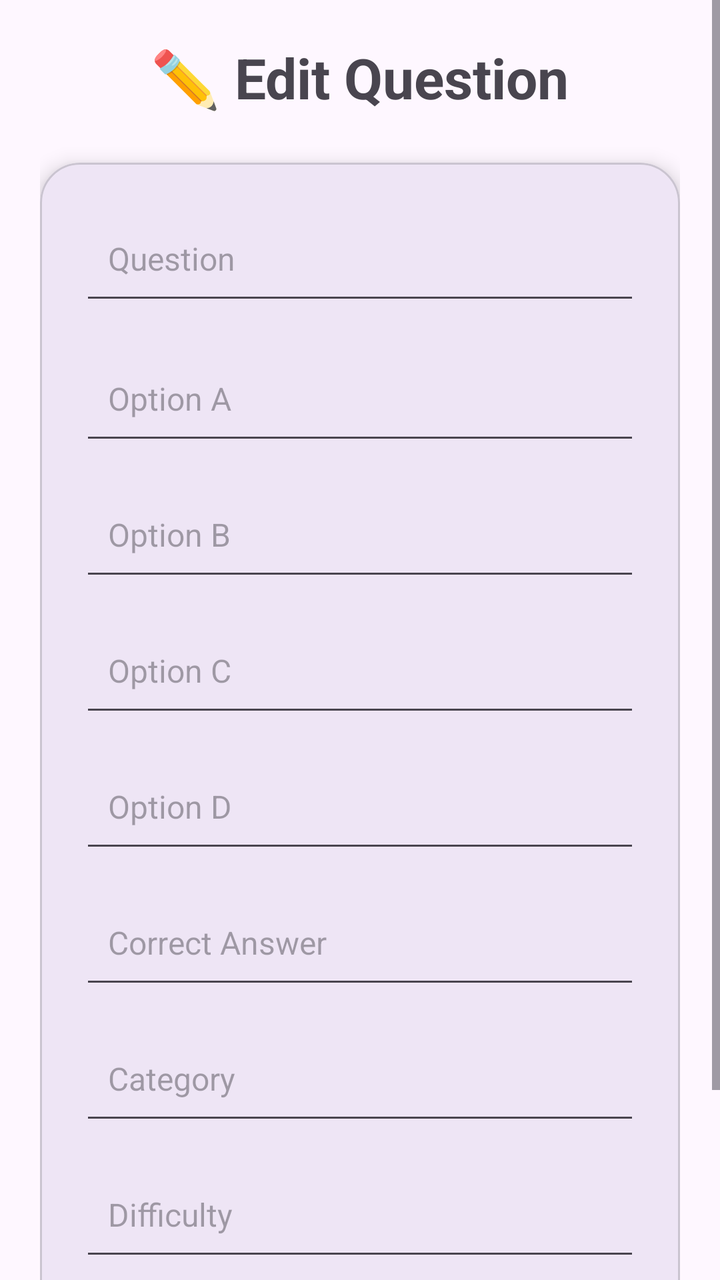
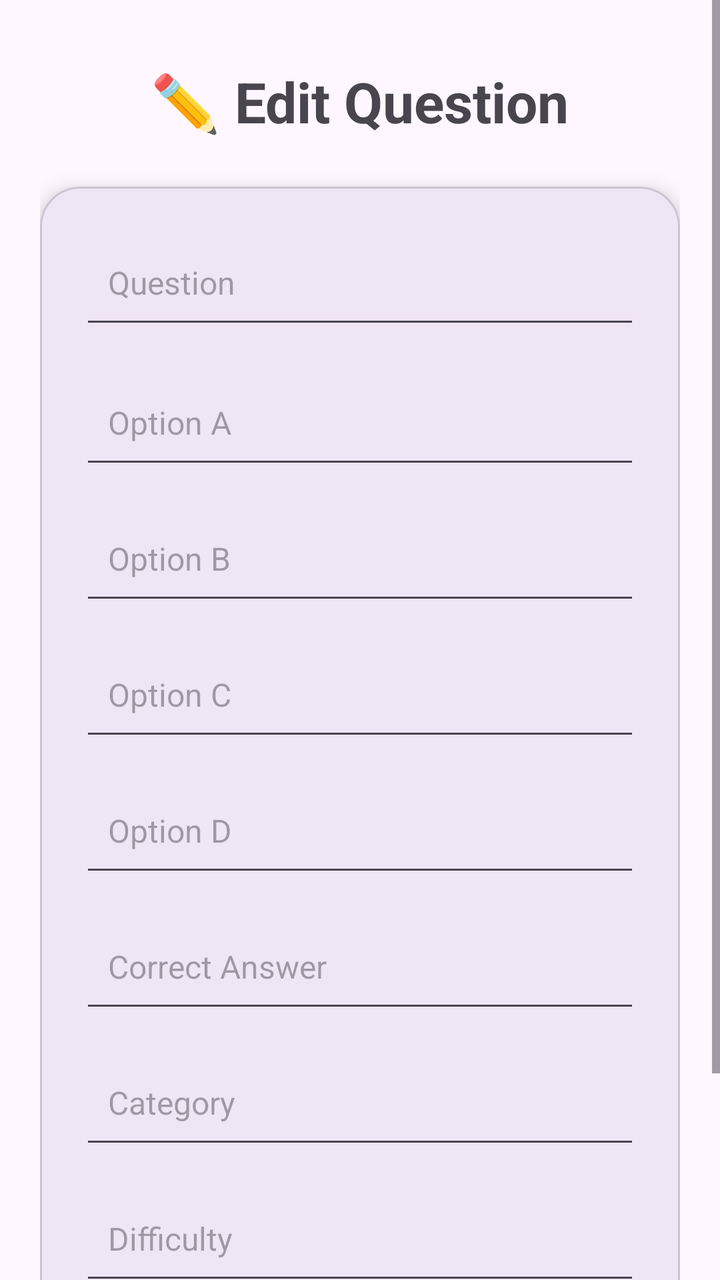

Screens rendered from an Android XML layout before and after an edit, with the pre-edit source and the edit as a unified diff.
<!-- AndroidManifest.xml: application theme Theme.OstaniBeden -->
<!-- res/layout/activity_edit_question.xml -->
<?xml version="1.0" encoding="utf-8"?>
<ScrollView
    xmlns:android="http://schemas.android.com/apk/res/android"
    xmlns:app="http://schemas.android.com/apk/res-auto"
    android:layout_width="match_parent"
    android:layout_height="match_parent"
    android:fillViewport="true">

    <LinearLayout
        android:layout_width="match_parent"
        android:layout_height="wrap_content"
        android:orientation="vertical"
        android:padding="20dp">

        <TextView
            android:layout_width="wrap_content"
            android:layout_height="wrap_content"
            android:text="✏️ Edit Question"
            android:textSize="28sp"
            android:textStyle="bold"
            android:layout_gravity="center"
            android:layout_marginBottom="24dp"/>

        <com.google.android.material.card.MaterialCardView
            android:layout_width="match_parent"
            android:layout_height="wrap_content"
            app:cardCornerRadius="20dp"
            app:cardElevation="6dp">

            <LinearLayout
                android:layout_width="match_parent"
                android:layout_height="wrap_content"
                android:orientation="vertical"
                android:padding="20dp">

                <EditText
                    android:id="@+id/etEditQuestion"
                    android:layout_width="match_parent"
                    android:layout_height="wrap_content"
                    android:hint="Question"
                    android:minHeight="56dp"
                    android:padding="14dp"
                    android:textSize="16sp"
                    android:layout_marginBottom="14dp"/>

                <EditText
                    android:id="@+id/etEditOptionA"
                    android:layout_width="match_parent"
                    android:layout_height="wrap_content"
                    android:hint="Option A"
                    android:minHeight="56dp"
                    android:padding="14dp"
                    android:textSize="16sp"
                    android:layout_marginBottom="12dp"/>

                <EditText
                    android:id="@+id/etEditOptionB"
                    android:layout_width="match_parent"
                    android:layout_height="wrap_content"
                    android:hint="Option B"
                    android:minHeight="56dp"
                    android:padding="14dp"
                    android:textSize="16sp"
                    android:layout_marginBottom="12dp"/>

                <EditText
                    android:id="@+id/etEditOptionC"
                    android:layout_width="match_parent"
                    android:layout_height="wrap_content"
                    android:hint="Option C"
                    android:minHeight="56dp"
                    android:padding="14dp"
                    android:textSize="16sp"
                    android:layout_marginBottom="12dp"/>

                <EditText
                    android:id="@+id/etEditOptionD"
                    android:layout_width="match_parent"
                    android:layout_height="wrap_content"
                    android:hint="Option D"
                    android:minHeight="56dp"
                    android:padding="14dp"
                    android:textSize="16sp"
                    android:layout_marginBottom="12dp"/>

                <EditText
                    android:id="@+id/etEditCorrectAnswer"
                    android:layout_width="match_parent"
                    android:layout_height="wrap_content"
                    android:hint="Correct Answer"
                    android:minHeight="56dp"
                    android:padding="14dp"
                    android:textSize="16sp"
                    android:layout_marginBottom="12dp"/>

                <EditText
                    android:id="@+id/etEditCategory"
                    android:layout_width="match_parent"
                    android:layout_height="wrap_content"
                    android:hint="Category"
                    android:minHeight="56dp"
                    android:padding="14dp"
                    android:textSize="16sp"
                    android:layout_marginBottom="12dp"/>

                <EditText
                    android:id="@+id/etEditDifficulty"
                    android:layout_width="match_parent"
                    android:layout_height="wrap_content"
                    android:hint="Difficulty"
                    android:minHeight="56dp"
                    android:padding="14dp"
                    android:textSize="16sp"
                    android:layout_marginBottom="20dp"/>

                <Button
                    android:id="@+id/btnSaveChanges"
                    android:layout_width="match_parent"
                    android:layout_height="56dp"
                    android:text="💾 SAVE CHANGES"
                    android:textSize="16sp"
                    android:textStyle="bold"/>

            </LinearLayout>

        </com.google.android.material.card.MaterialCardView>

    </LinearLayout>

</ScrollView>
<!-- resources referenced by this layout -->
<resources>
  <style name="Theme.OstaniBeden" parent="Base.Theme.OstaniBeden" />
  <style name="Base.Theme.OstaniBeden" parent="Theme.Material3.DayNight.NoActionBar">
          
          
      </style>
</resources>

<!-- the commit's change to res/layout/activity_edit_question.xml (unified diff, before → after) -->
@@ -2,9 +2,11 @@
 <ScrollView
     xmlns:android="http://schemas.android.com/apk/res/android"
     xmlns:app="http://schemas.android.com/apk/res-auto"
+    xmlns:tools="http://schemas.android.com/tools"
     android:layout_width="match_parent"
     android:layout_height="match_parent"
-    android:fillViewport="true">
+    android:fillViewport="true"
+    tools:context=".EditQuestionActivity">
 
     <LinearLayout
         android:layout_width="match_parent"
@@ -19,6 +21,7 @@
             android:textSize="28sp"
             android:textStyle="bold"
             android:layout_gravity="center"
+            android:layout_marginTop="12dp"
             android:layout_marginBottom="24dp"/>
 
         <com.google.android.material.card.MaterialCardView
